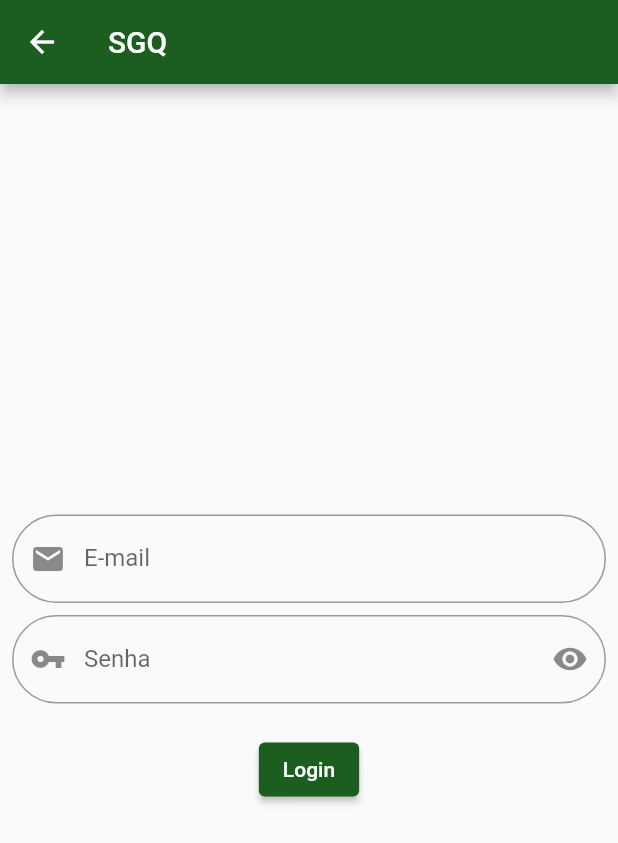
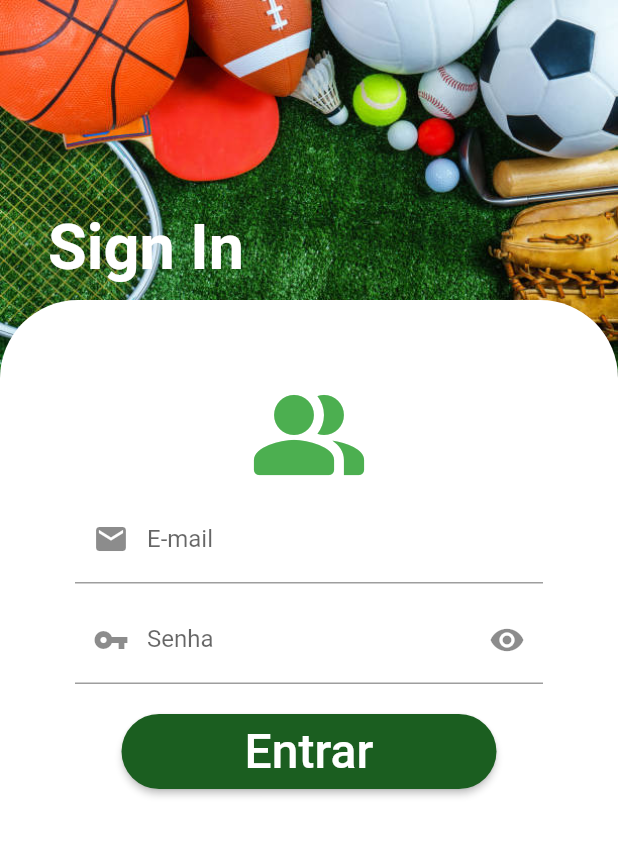
Before and after one commit to Bruna-Kailane/sgq, a Flutter app: the screen it shows after launch, on a phone screen of 412 x 824 dp. Shown: the top 843 px of the screen. Run offline on Flutter 3.47's test engine with Material 2 defaults, Android fonts, the phone set to English and light mode, and no system bars; our stand-ins replace table_calendar; accounts and stored records are empty.

Commit message:
layout login

```diff
--- a/sgq/lib/pages/autenticacao.dart
+++ b/sgq/lib/pages/autenticacao.dart
@@ -50,17 +50,47 @@ class _AutenticacaoState extends State<Autenticacao> {
         Provider.of<AutenticacaoServico>(context, listen: false);
 
     return Scaffold(
-      appBar: AppBar(
-        title: const Text('SGQ'),
+      backgroundColor: Colors.white,
+      body: Container(
+        width: double.maxFinite,
+        height: double.maxFinite,
+        child: Stack(
+          children: <Widget>[
+            Image.asset('assets/imagem/sport.jpg', fit: BoxFit.cover),
+            const Positioned(
+              top: 140,
+              left: 32,
+              child: Text(
+                "Sign In",
+                style: TextStyle(
+                  fontSize: 42,
+                  fontWeight: FontWeight.bold,
+                  color: Colors.white,
                 ),
-      body: Padding(
-        padding: const EdgeInsets.all(8.0),
+              ),
+            ),
+            Positioned(
+              top: 200,
+              child: Container(
+                padding: const EdgeInsets.all(50),
+                width: MediaQuery.of(context).size.width,
+                height: MediaQuery.of(context).size.height,
+                decoration: const BoxDecoration(
+                  color: Colors.white,
+                  borderRadius: BorderRadius.only(
+                    topLeft: Radius.circular(52),
+                    topRight: Radius.circular(52),
+                  ),
+                ),
                 child: Form(
                   key: formKey,
                   child: Column(
-            mainAxisAlignment: MainAxisAlignment.center,
-            crossAxisAlignment: CrossAxisAlignment.center,
                     children: [
+                      const Icon(
+                        Icons.people_alt_rounded,
+                        color: Colors.green,
+                        size: 80,
+                      ),
                       _Formulario(
                         label: "E-mail",
                         hint: "Digite seu e-mail",
@@ -86,8 +116,9 @@ class _AutenticacaoState extends State<Autenticacao> {
                         obscureText: ocultarSenha,
                         icon: const Icon(Icons.vpn_key),
                         sufixIcon: IconButton(
-                  icon: Icon(
-                      ocultarSenha ? Icons.visibility : Icons.visibility_off),
+                          icon: Icon(ocultarSenha
+                              ? Icons.visibility
+                              : Icons.visibility_off),
                           onPressed: mudarOcultarSenha,
                         ),
                         validator: (text) {
@@ -109,12 +140,27 @@ class _AutenticacaoState extends State<Autenticacao> {
                           ? const CircularProgressIndicator()
                           : Column(
                               children: [
-                        ElevatedButton(
+                                SizedBox(
+                                  width: 250,
+                                  height: 50,
+                                  child: ElevatedButton(
+                                    style: ButtonStyle(
+                                        shape: MaterialStateProperty.all<
+                                                RoundedRectangleBorder>(
+                                            RoundedRectangleBorder(
+                                                borderRadius:
+                                                    BorderRadius.circular(
+                                                        30)))),
                                     onPressed: () {
                                       submeter(autenticacaoServ);
                                     },
-                          child: const Text("Login"),
+                                    child: const Text(
+                                      "Entrar",
+                                      style: TextStyle(
+                                          fontSize: 32, color: Colors.white),
                                     ),
+                                  ),
+                                )
                               ],
                             ),
                       if (erro.isNotEmpty) const SizedBox(height: 50),
@@ -125,6 +171,10 @@ class _AutenticacaoState extends State<Autenticacao> {
                         ),
                     ],
                   ),
+                ),
+              ),
+            )
+          ],
         ),
       ),
     );
@@ -167,7 +217,7 @@ class _Formulario extends StatelessWidget {
         labelText: label,
         hintText: hint,
         hintStyle: const TextStyle(color: Colors.grey),
-        border: OutlineInputBorder(borderRadius: BorderRadius.circular(40)),
+        //  border: OutlineInputBorder(borderRadius: BorderRadius.circular(40)),
       ),
     );
   }
--- a/sgq/pubspec.yaml
+++ b/sgq/pubspec.yaml
@@ -58,7 +58,8 @@ flutter:
   uses-material-design: true
 
   # To add assets to your application, add an assets section, like this:
-  # assets:
+  assets:
+    - assets/imagem/sport.jpg
   #   - images/a_dot_burr.jpeg
   #   - images/a_dot_ham.jpeg
 
```
Also changed, not shown: sgq/assets/imagem/sport.jpg (added). Lines whose indentation alone changed are shown as unchanged.
